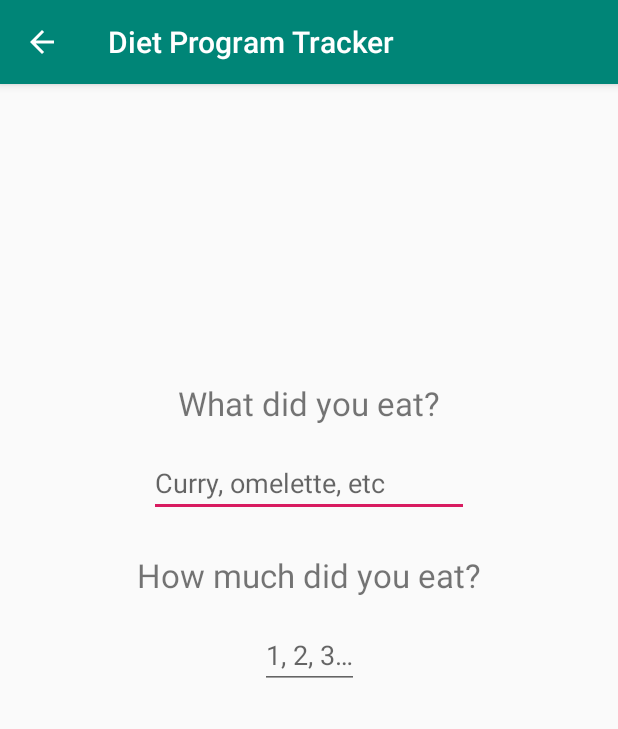
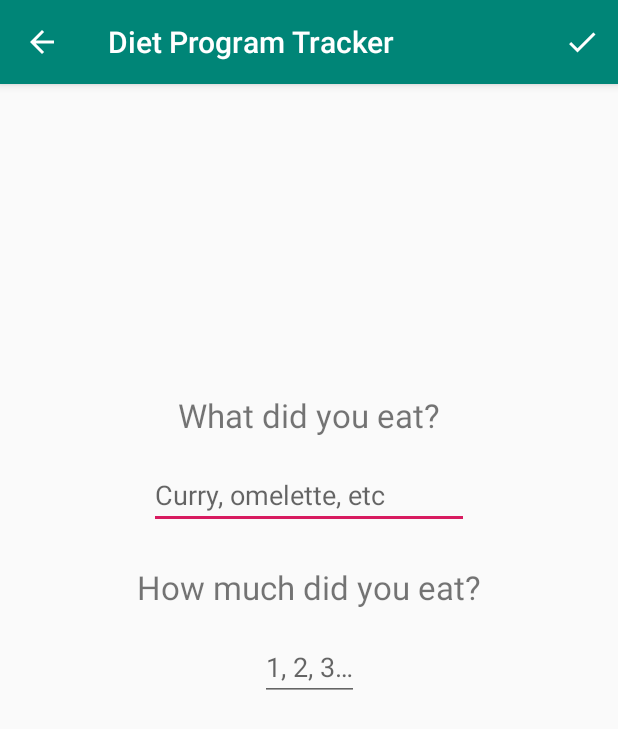
Before and after one commit to semani2/Diet-Program-Tracker, an Android app: the AddLogActivity screen opened directly, with no data from a screen before it, on a phone screen of 412 x 824 dp. Shown: the top 729 px of the screen. Run offline under Robolectric (Android 15) with nearby library versions, the phone set to English and light mode, and no system bars; 2 statements that could not run were skipped.

Commit message:
Add Log activity alyout set up implemented.

```diff
--- /dev/null
+++ b/DPT/app/src/main/java/com/chithalabs/sai/dietprogramtracker/Constants.kt
@@ -0,0 +1,3 @@
+package com.chithalabs.sai.dietprogramtracker
+
+const val PARAM_LOG_TYPE = "param_log_type"
--- /dev/null
+++ b/DPT/app/src/main/java/com/chithalabs/sai/dietprogramtracker/LogType.kt
@@ -0,0 +1,14 @@
+package com.chithalabs.sai.dietprogramtracker
+
+import android.support.annotation.StringDef
+
+const val FOOD = "food"
+const val LIQUID = "liquid"
+const val FAT = "fat"
+const val WATER = "water"
+const val LIME = "lime"
+const val MULTIVITAMINS = "multi_vitamins"
+
+@Retention(AnnotationRetention.SOURCE)
+@StringDef(FOOD, LIQUID, FAT, WATER, LIME, MULTIVITAMINS)
+annotation class LogType
--- a/DPT/app/src/main/java/com/chithalabs/sai/dietprogramtracker/data/room/Log.kt
+++ b/DPT/app/src/main/java/com/chithalabs/sai/dietprogramtracker/data/room/Log.kt
@@ -9,6 +9,6 @@ data class Log(
         var date: String,
         var desc: String,
         var quantity: Float?,
-        var unit: String,
+        var unit: String?,
         var type: String
 )
--- a/DPT/app/src/main/res/layout/activity_add_log.xml
+++ b/DPT/app/src/main/res/layout/activity_add_log.xml
@@ -11,7 +11,7 @@
         android:layout_width="wrap_content"
         android:layout_height="wrap_content"
         android:layout_marginStart="16dp"
-        android:layout_marginTop="24dp"
+        android:layout_marginTop="32dp"
         android:layout_marginEnd="16dp"
         android:text="@string/add_log_what_did_u_eat"
         android:textSize="22sp"
@@ -21,7 +21,7 @@
 
     <ImageView
         android:id="@+id/icon_image_view"
-        android:layout_width="175dp"
+        android:layout_width="155dp"
         android:layout_height="150dp"
         android:layout_marginStart="16dp"
         android:layout_marginTop="24dp"
@@ -71,4 +71,5 @@
         app:layout_constraintEnd_toEndOf="parent"
         app:layout_constraintStart_toStartOf="parent"
         app:layout_constraintTop_toBottomOf="@+id/add_log_how_text_view" />
+
 </android.support.constraint.ConstraintLayout>
--- a/DPT/app/src/main/res/layout/activity_home.xml
+++ b/DPT/app/src/main/res/layout/activity_home.xml
@@ -38,7 +38,7 @@
             app:fab_icon="@drawable/meal"/>
 
         <com.getbase.floatingactionbutton.FloatingActionButton
-            android:id="@+id/action_soup"
+            android:id="@+id/action_liquid"
             fab:fab_colorNormal="@android:color/white"
             fab:fab_title="@string/add_log_liquid"
             android:layout_width="wrap_content"
--- /dev/null
+++ b/DPT/app/src/main/res/menu/menu_activity_add_log.xml
@@ -0,0 +1,9 @@
+<?xml version="1.0" encoding="utf-8"?>
+<menu xmlns:app="http://schemas.android.com/apk/res-auto"
+    xmlns:android="http://schemas.android.com/apk/res/android">
+
+    <item android:title="@string/add_log_save"
+        android:icon="@drawable/ic_done"
+        app:showAsAction="always"
+        android:id="@+id/menu_save_action"/>
+</menu>
--- a/DPT/app/src/main/res/values/strings.xml
+++ b/DPT/app/src/main/res/values/strings.xml
@@ -5,6 +5,10 @@
     <string name="add_log_what_did_u_drink">What did you drink?</string>
     <string name="add_log_how_much_did_u_eat">How much did you eat?</string>
     <string name="add_log_how_much_did_u_drink">How much did you drink?</string>
+    <string name="add_log_what_did_u_consume">What did you consume?</string>
+    <string name="add_log_how_much_did_u_consume">How much did you consume?</string>
+    <string name="add_log_how_many_did_u_eat">How many did you eat?</string>
+    <string name="add_log_how_many_did_u_take">How many did you take?</string>
     <string name="add_log_meal_hint">Curry, omelette, etc</string>
     <string name="add_log_fat_hint">Coconut oil, butter, etc</string>
     <string name="add_log_liquid_hint">Soup, soda, etc</string>
@@ -15,4 +19,7 @@
     <string name="add_log_multivitamin">Multivitamin</string>
     <string name="add_log_fat">Fat</string>
     <string name="add_log_liquid">Liquid</string>
+    <string name="add_log_save">Save</string>
+    <string name="add_log_water_hint">In ml&#8230;</string>
+    <string name="add_log_fat_hint_quantity">In mg&#8230;</string>
 </resources>
```
Also changed, not shown: DPT/app/src/main/java/com/chithalabs/sai/dietprogramtracker/Extensions.kt (+10 -1 lines), DPT/app/src/main/java/com/chithalabs/sai/dietprogramtracker/add_log/AddLogActivity.kt (+142 -1 lines), DPT/app/src/main/java/com/chithalabs/sai/dietprogramtracker/home/HomeActivity.kt (+11 -3 lines), DPT/app/src/main/res/drawable-hdpi/ic_done.png (added), DPT/app/src/main/res/drawable-mdpi/ic_done.png (added), DPT/app/src/main/res/drawable-xhdpi/ic_done.png (added), DPT/app/src/main/res/drawable-xxhdpi/ic_done.png (added), DPT/app/src/main/res/drawable-xxxhdpi/ic_done.png (added).
